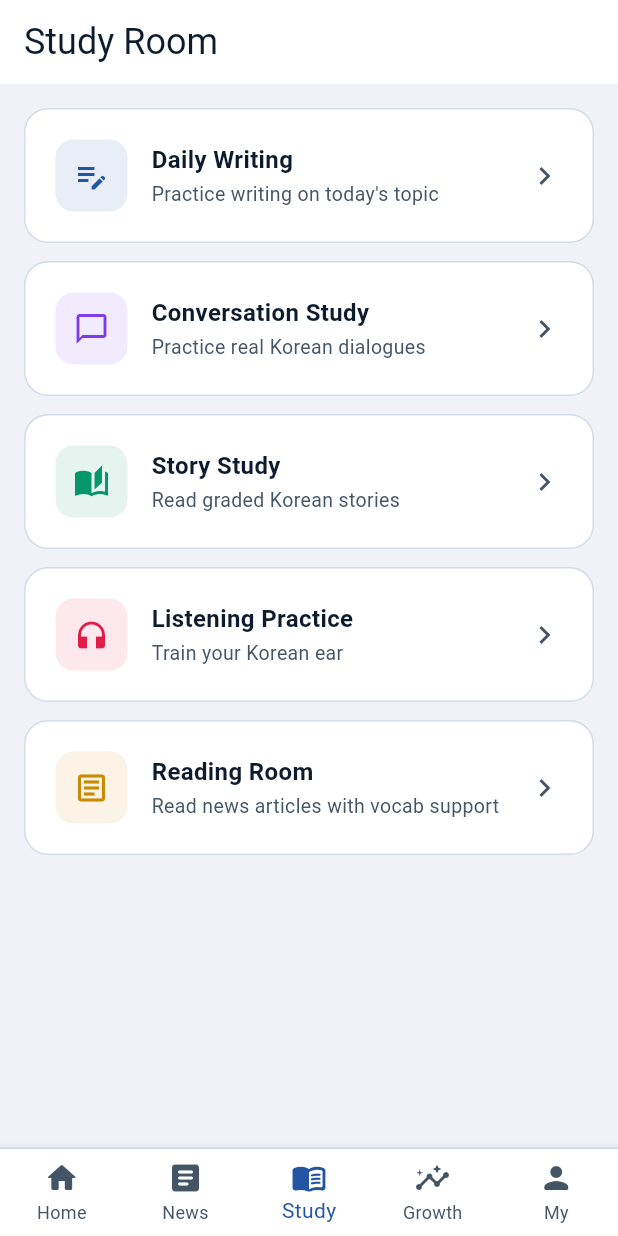
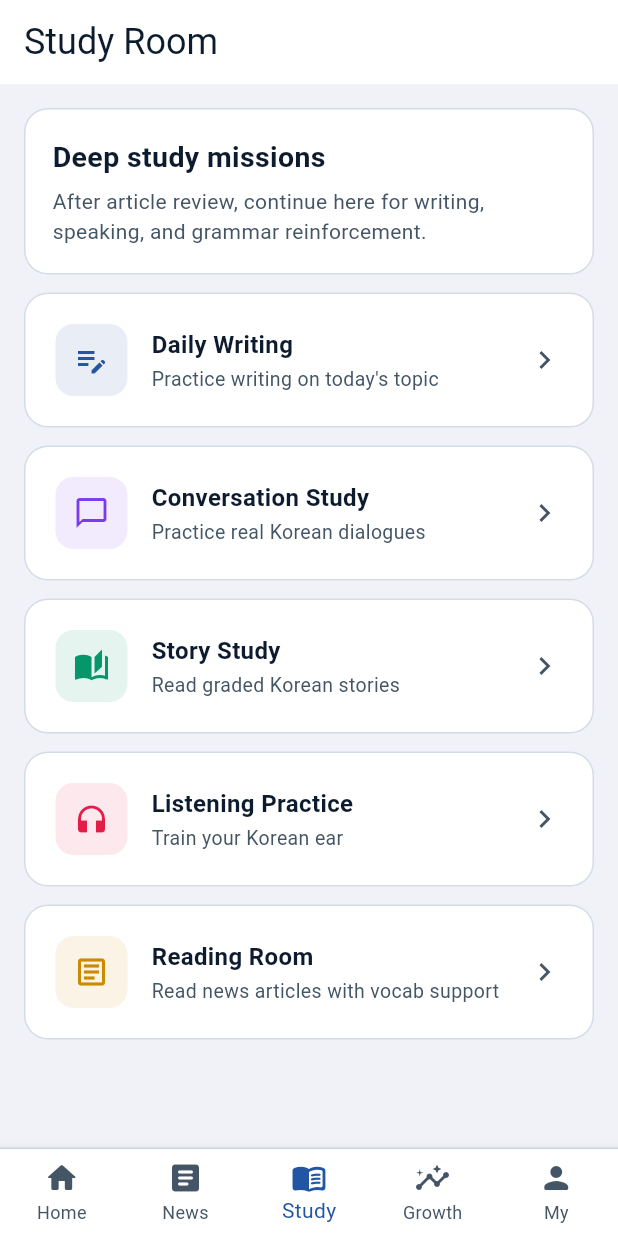
Before and after one commit to enane960819-hub/korehan-news, a Flutter app: the StudyRoomScreen screen opened by its route, on a phone screen of 412 x 824 dp. Run offline on Flutter 3.47's test engine with Material 3 defaults, Android fonts, the phone set to English and light mode, and no system bars; our stand-ins replace go_router, google_fonts, google_sign_in, supabase_flutter; accounts and stored records are empty; network calls fail; Roboto replaces fonts that are missing (Jua).

Commit message:
Improve article review flow and clean growth feedback UI

```diff
--- a/korehani_app/lib/app_router.dart
+++ b/korehani_app/lib/app_router.dart
@@ -9,6 +9,7 @@ import 'screens/news/article_detail_screen.dart';
 import 'screens/conversations/conversations_screen.dart';
 import 'screens/stories/stories_screen.dart';
 import 'screens/study/study_room_screen.dart';
+import 'screens/study/article_review_screen.dart';
 import 'screens/learn/learn_screen.dart';
 import 'screens/growth_lab/growth_lab_screen.dart';
 import 'screens/mypage/mypage_screen.dart';
@@ -73,6 +74,15 @@ final appRouter = GoRouter(
           path: '/learn',
           builder: (context, state) => const LearnScreen(),
         ),
+
+        GoRoute(
+          path: '/article-review',
+          builder: (context, state) => ArticleReviewScreen(
+            articleId: state.uri.queryParameters['articleId'] ?? '',
+            title: state.uri.queryParameters['title'] ?? 'Article Review',
+            bodyText: state.uri.queryParameters['body'] ?? '',
+          ),
+        ),
         GoRoute(
           path: '/growth-lab',
           builder: (context, state) => const GrowthLabScreen(),
--- a/korehani_app/lib/screens/study/study_room_screen.dart
+++ b/korehani_app/lib/screens/study/study_room_screen.dart
@@ -1,4 +1,6 @@
 import 'package:flutter/material.dart';
+import 'package:go_router/go_router.dart';
+
 import '../../theme/kh_theme.dart';
 
 class StudyRoomScreen extends StatelessWidget {
@@ -6,57 +8,99 @@ class StudyRoomScreen extends StatelessWidget {
 
   @override
   Widget build(BuildContext context) {
-    return Scaffold(
-      appBar: AppBar(title: const Text('Study Room')),
-      body: ListView(
-        padding: const EdgeInsets.all(16),
-        children: [
-          _studyCard(
+    final cards = [
+      _StudyCardData(
         icon: Icons.edit_note,
         title: 'Daily Writing',
         subtitle: 'Practice writing on today\'s topic',
         color: KhColors.bright,
+        onTap: () => context.go('/study'),
       ),
-          const SizedBox(height: 12),
-          _studyCard(
+      _StudyCardData(
         icon: Icons.chat_bubble_outline,
         title: 'Conversation Study',
         subtitle: 'Practice real Korean dialogues',
         color: const Color(0xFF7c3aed),
+        onTap: () => context.go('/conversations'),
       ),
-          const SizedBox(height: 12),
-          _studyCard(
+      _StudyCardData(
         icon: Icons.auto_stories,
         title: 'Story Study',
         subtitle: 'Read graded Korean stories',
         color: const Color(0xFF059669),
+        onTap: () => context.go('/stories'),
       ),
-          const SizedBox(height: 12),
-          _studyCard(
+      _StudyCardData(
         icon: Icons.headphones,
         title: 'Listening Practice',
         subtitle: 'Train your Korean ear',
         color: const Color(0xFFe11d48),
+        onTap: () {},
       ),
-          const SizedBox(height: 12),
-          _studyCard(
+      _StudyCardData(
         icon: Icons.article_outlined,
         title: 'Reading Room',
         subtitle: 'Read news articles with vocab support',
         color: const Color(0xFFca8a04),
+        onTap: () => context.go('/news'),
+      ),
+    ];
+
+    return Scaffold(
+      appBar: AppBar(title: const Text('Study Room')),
+      body: LayoutBuilder(
+        builder: (context, constraints) {
+          final twoColumns = constraints.maxWidth >= 760;
+          return ListView(
+            padding: const EdgeInsets.all(16),
+            children: [
+              Container(
+                padding: const EdgeInsets.all(18),
+                decoration: BoxDecoration(
+                  color: KhColors.white,
+                  borderRadius: BorderRadius.circular(16),
+                  border: Border.all(color: KhColors.border),
+                ),
+                child: const Column(
+                  crossAxisAlignment: CrossAxisAlignment.start,
+                  children: [
+                    Text('Deep study missions',
+                        style: TextStyle(
+                            fontSize: 19, fontWeight: FontWeight.w700)),
+                    SizedBox(height: 6),
+                    Text(
+                      'After article review, continue here for writing, speaking, and grammar reinforcement.',
+                      style: TextStyle(color: KhColors.gray),
                     ),
                   ],
+                ),
+              ),
+              const SizedBox(height: 12),
+              if (twoColumns)
+                Wrap(
+                  spacing: 12,
+                  runSpacing: 12,
+                  children: cards
+                      .map((c) => SizedBox(
+                            width: (constraints.maxWidth - 44) / 2,
+                            child: _studyCard(c),
+                          ))
+                      .toList(),
+                )
+              else
+                ...cards.expand((c) => [_studyCard(c), const SizedBox(height: 12)]),
+            ],
+          );
+        },
       ),
     );
   }
 
-  Widget _studyCard({
-    required IconData icon,
-    required String title,
-    required String subtitle,
-    required Color color,
-  }) {
-    return Container(
+  Widget _studyCard(_StudyCardData card) {
+    return InkWell(
+      borderRadius: BorderRadius.circular(16),
+      onTap: card.onTap,
+      child: Container(
         padding: const EdgeInsets.all(20),
         decoration: BoxDecoration(
           color: KhColors.white,
@@ -69,21 +113,21 @@ class StudyRoomScreen extends StatelessWidget {
               width: 48,
               height: 48,
               decoration: BoxDecoration(
-              color: color.withValues(alpha: 0.1),
+                color: card.color.withValues(alpha: 0.1),
                 borderRadius: BorderRadius.circular(12),
               ),
-            child: Icon(icon, color: color, size: 24),
+              child: Icon(card.icon, color: card.color, size: 24),
             ),
             const SizedBox(width: 16),
             Expanded(
               child: Column(
                 crossAxisAlignment: CrossAxisAlignment.start,
                 children: [
-                Text(title,
+                  Text(card.title,
                       style: const TextStyle(
                           fontSize: 16, fontWeight: FontWeight.w700)),
                   const SizedBox(height: 2),
-                Text(subtitle,
+                  Text(card.subtitle,
                       style:
                           const TextStyle(fontSize: 13, color: KhColors.gray)),
                 ],
@@ -92,6 +136,23 @@ class StudyRoomScreen extends StatelessWidget {
             const Icon(Icons.chevron_right, color: KhColors.gray),
           ],
         ),
+      ),
     );
   }
 }
+
+class _StudyCardData {
+  final IconData icon;
+  final String title;
+  final String subtitle;
+  final Color color;
+  final VoidCallback onTap;
+
+  const _StudyCardData({
+    required this.icon,
+    required this.title,
+    required this.subtitle,
+    required this.color,
+    required this.onTap,
+  });
+}
```
Also changed, not shown: korehani_app/lib/screens/growth_lab/growth_lab_screen.dart (+78 -9 lines), korehani_app/lib/screens/news/article_detail_screen.dart (+10 -1 lines), korehani_app/lib/screens/study/article_review_screen.dart (added, +357 -0 lines). Lines whose indentation alone changed are shown as unchanged.
